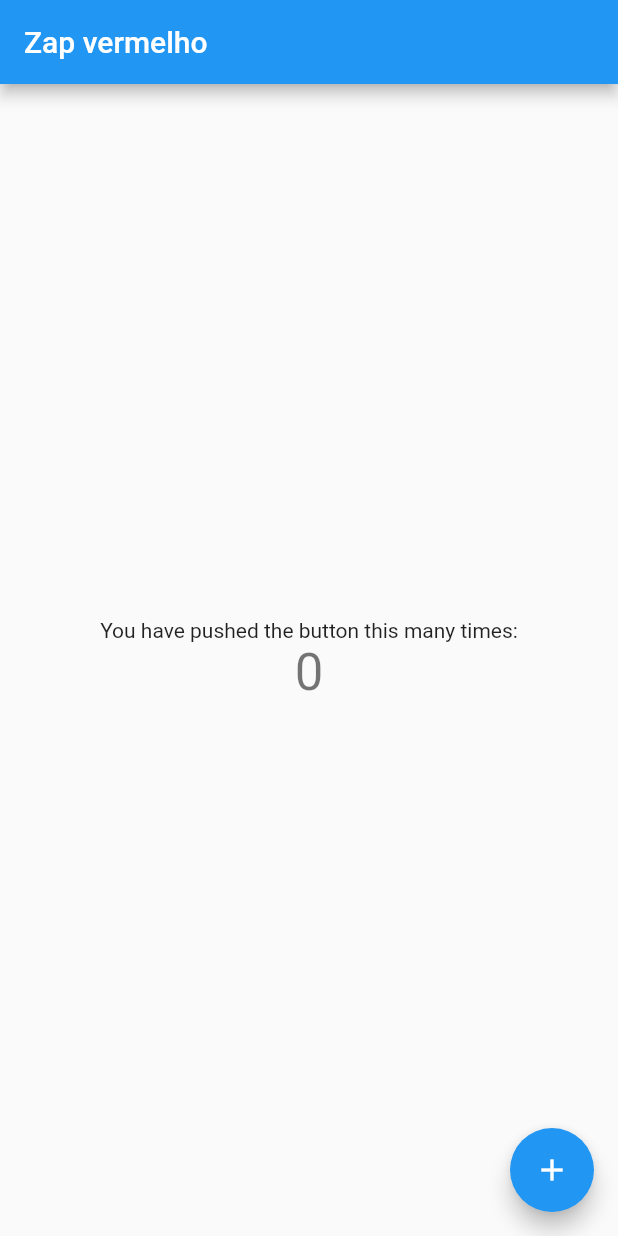
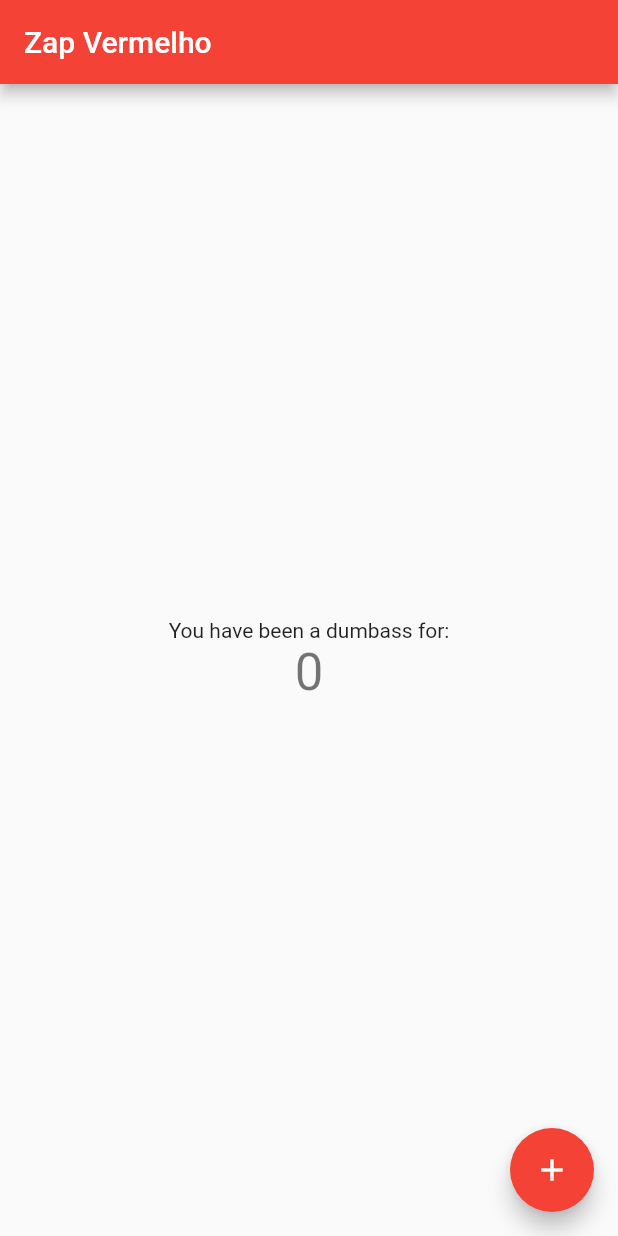
Before and after one commit to AddisonAV/RedLine, a Flutter app: the screen it shows after launch, on a phone screen of 412 x 824 dp. Run offline on Flutter 3.47's test engine with Material 2 defaults, Android fonts, the phone set to English and light mode, and no system bars.

Commit message:
Changed theme color and updated test text

```diff
--- a/lib/main.dart
+++ b/lib/main.dart
@@ -22,9 +22,9 @@
         // or simply save your changes to "hot reload" in a Flutter IDE).
         // Notice that the counter didn't reset back to zero; the application
         // is not restarted.
-        primarySwatch: Colors.blue,
+        primarySwatch: Colors.red,
       ),
-      home: const MyHomePage(title: 'Zap vermelho'),
+      home: const MyHomePage(title: 'Zap Vermelho'),
     );
   }
 }
@@ -96,7 +96,7 @@
           mainAxisAlignment: MainAxisAlignment.center,
           children: <Widget>[
             const Text(
-              'You have pushed the button this many times:',
+              'You have been a dumbass for:',
             ),
             Text(
               '$_counter',
```
